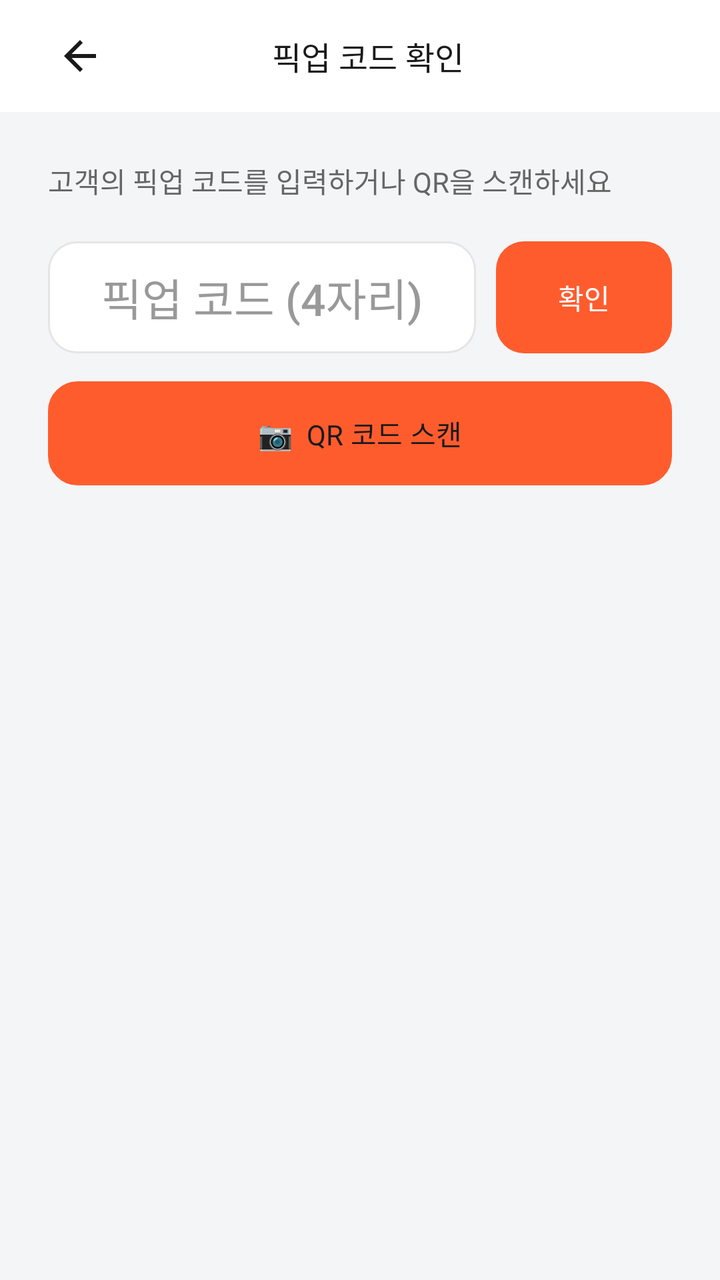
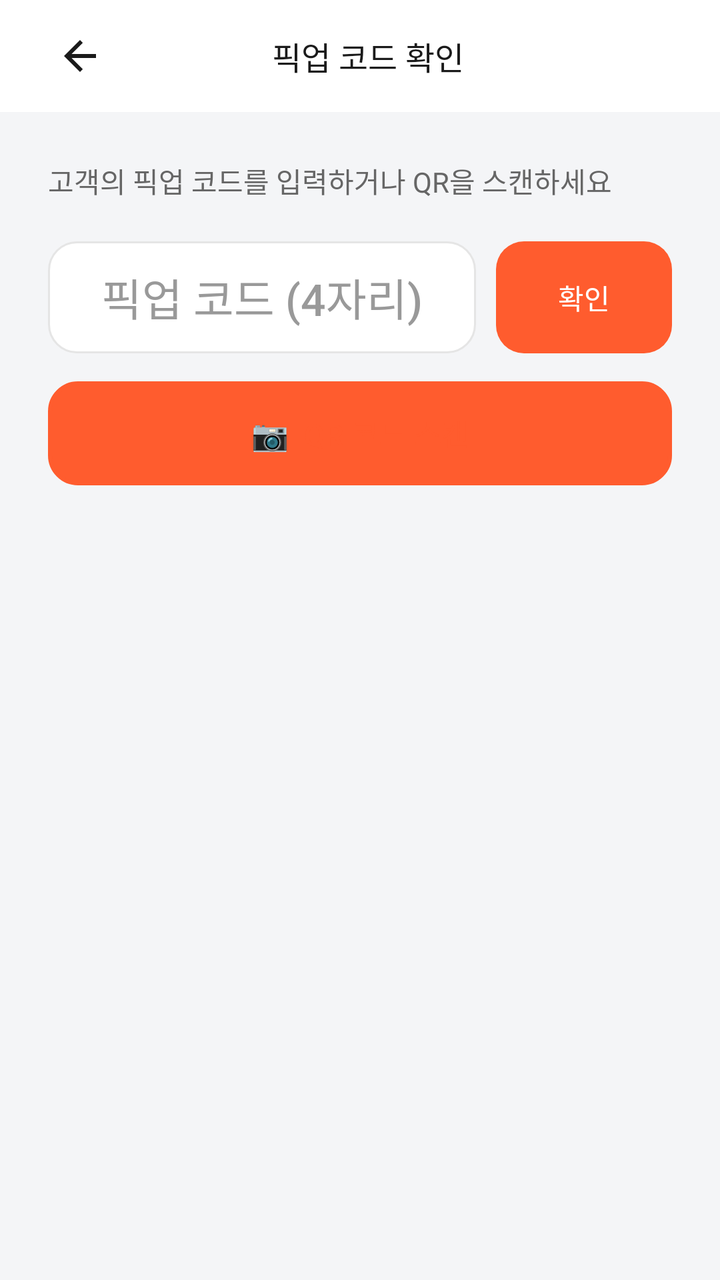

Compare the two renders of this Android layout. The source of the first and the diff that turns it into the second are given below.
<!-- AndroidManifest.xml: application theme Theme.Deuktemsiru_seller -->
<!-- res/layout/activity_pickup_verify.xml -->
<?xml version="1.0" encoding="utf-8"?>
<ScrollView
    xmlns:android="http://schemas.android.com/apk/res/android"
    android:layout_width="match_parent"
    android:layout_height="match_parent"
    android:background="@color/surface"
    android:fillViewport="true">

    <LinearLayout
        android:layout_width="match_parent"
        android:layout_height="wrap_content"
        android:orientation="vertical">

        
        <LinearLayout
            android:layout_width="match_parent"
            android:layout_height="56dp"
            android:orientation="horizontal"
            android:gravity="center_vertical"
            android:paddingHorizontal="16dp"
            android:background="@color/white">

            <ImageButton
                android:id="@+id/btn_back"
                android:layout_width="48dp"
                android:layout_height="48dp"
                android:src="@drawable/abc_ic_ab_back_material"
                android:tint="@color/text"
                android:background="?attr/selectableItemBackgroundBorderless"
                android:padding="12dp"
                android:scaleType="fitCenter"
                android:contentDescription="뒤로가기" />

            <TextView
                android:layout_width="0dp"
                android:layout_height="wrap_content"
                android:layout_weight="1"
                android:gravity="center"
                android:text="픽업 코드 확인"
                android:textSize="16sp"
                android:textColor="@color/text"
                android:fontFamily="sans-serif-medium" />

            <View
                android:layout_width="40dp"
                android:layout_height="40dp" />

        </LinearLayout>

        
        <LinearLayout
            android:layout_width="match_parent"
            android:layout_height="wrap_content"
            android:orientation="vertical"
            android:padding="24dp">

            <TextView
                android:layout_width="wrap_content"
                android:layout_height="wrap_content"
                android:text="고객의 픽업 코드를 입력하거나 QR을 스캔하세요"
                android:textSize="14sp"
                android:textColor="@color/text_sub"
                android:layout_marginBottom="20dp" />

            
            <LinearLayout
                android:layout_width="match_parent"
                android:layout_height="wrap_content"
                android:orientation="horizontal"
                android:gravity="center_vertical">

                <EditText
                    android:id="@+id/et_pickup_code"
                    android:layout_width="0dp"
                    android:layout_height="56dp"
                    android:layout_weight="1"
                    android:background="@drawable/bg_card_white"
                    android:hint="픽업 코드 (4자리)"
                    android:inputType="number"
                    android:maxLength="4"
                    android:paddingHorizontal="16dp"
                    android:singleLine="true"
                    android:textColor="@color/text"
                    android:textColorHint="@color/text_muted"
                    android:textSize="22sp"
                    android:fontFamily="sans-serif-medium"
                    android:gravity="center" />

                <Button
                    android:id="@+id/btn_verify"
                    android:layout_width="wrap_content"
                    android:layout_height="56dp"
                    android:layout_marginStart="10dp"
                    android:background="@drawable/bg_button_primary"
                    android:insetTop="0dp"
                    android:insetBottom="0dp"
                    android:stateListAnimator="@null"
                    android:text="확인"
                    android:textColor="#FFFFFF"
                    android:textSize="14sp" />

            </LinearLayout>

            <Button
                android:id="@+id/btn_scan_qr"
                android:layout_width="match_parent"
                android:layout_height="52dp"
                android:layout_marginTop="14dp"
                android:background="@drawable/bg_button_outline"
                android:insetTop="0dp"
                android:insetBottom="0dp"
                android:stateListAnimator="@null"
                android:text="📷  QR 코드 스캔"
                android:textColor="@color/text"
                android:textSize="14sp" />

            
            <TextView
                android:id="@+id/tv_verify_status"
                android:layout_width="match_parent"
                android:layout_height="wrap_content"
                android:layout_marginTop="16dp"
                android:textSize="15sp"
                android:fontFamily="sans-serif-medium"
                android:gravity="center"
                android:visibility="gone" />

            
            <LinearLayout
                android:id="@+id/card_result"
                android:layout_width="match_parent"
                android:layout_height="wrap_content"
                android:orientation="vertical"
                android:background="@drawable/bg_card_white"
                android:padding="16dp"
                android:layout_marginTop="16dp"
                android:visibility="gone">

                <TextView
                    android:id="@+id/tv_result_title"
                    android:layout_width="wrap_content"
                    android:layout_height="wrap_content"
                    android:text="주문 확인됨"
                    android:textSize="15sp"
                    android:textColor="@color/text"
                    android:fontFamily="sans-serif-medium"
                    android:layout_marginBottom="6dp" />

                <TextView
                    android:id="@+id/tv_result_customer_name"
                    android:layout_width="wrap_content"
                    android:layout_height="wrap_content"
                    android:textSize="13sp"
                    android:textColor="@color/text_sub"
                    android:layout_marginBottom="6dp" />

                <TextView
                    android:id="@+id/tv_result_order_number"
                    android:layout_width="wrap_content"
                    android:layout_height="wrap_content"
                    android:textSize="13sp"
                    android:textColor="@color/text_sub" />

                <TextView
                    android:id="@+id/tv_result_items"
                    android:layout_width="wrap_content"
                    android:layout_height="wrap_content"
                    android:layout_marginTop="4dp"
                    android:textSize="13sp"
                    android:textColor="@color/text_sub" />

                <TextView
                    android:id="@+id/tv_result_amount"
                    android:layout_width="wrap_content"
                    android:layout_height="wrap_content"
                    android:layout_marginTop="4dp"
                    android:textSize="14sp"
                    android:textColor="@color/text"
                    android:fontFamily="sans-serif-medium" />

                <Button
                    android:id="@+id/btn_complete"
                    android:layout_width="match_parent"
                    android:layout_height="48dp"
                    android:layout_marginTop="14dp"
                    android:background="@drawable/bg_button_primary"
                    android:insetTop="0dp"
                    android:insetBottom="0dp"
                    android:stateListAnimator="@null"
                    android:text="픽업 완료 처리"
                    android:textColor="#FFFFFF"
                    android:textSize="14sp"
                    android:fontFamily="sans-serif-medium" />

            </LinearLayout>

            
            <LinearLayout
                android:id="@+id/card_completed"
                android:layout_width="match_parent"
                android:layout_height="wrap_content"
                android:orientation="vertical"
                android:background="@drawable/bg_card_white"
                android:padding="16dp"
                android:layout_marginTop="16dp"
                android:visibility="gone">

                <TextView
                    android:layout_width="wrap_content"
                    android:layout_height="wrap_content"
                    android:text="🎉 픽업 완료!"
                    android:textSize="15sp"
                    android:textColor="#2E7D32"
                    android:fontFamily="sans-serif-medium"
                    android:layout_marginBottom="12dp" />

                <LinearLayout
                    android:layout_width="match_parent"
                    android:layout_height="wrap_content"
                    android:orientation="horizontal"
                    android:gravity="center_vertical">

                    <TextView
                        android:id="@+id/tv_completed_emoji"
                        android:layout_width="44dp"
                        android:layout_height="44dp"
                        android:gravity="center"
                        android:textSize="26sp"
                        android:background="@drawable/bg_rounded_muted"
                        android:layout_marginEnd="12dp" />

                    <LinearLayout
                        android:layout_width="0dp"
                        android:layout_height="wrap_content"
                        android:layout_weight="1"
                        android:orientation="vertical">

                        <TextView
                            android:id="@+id/tv_completed_name"
                            android:layout_width="wrap_content"
                            android:layout_height="wrap_content"
                            android:textSize="14sp"
                            android:textColor="@color/text"
                            android:fontFamily="sans-serif-medium" />

                        <TextView
                            android:id="@+id/tv_completed_status"
                            android:layout_width="wrap_content"
                            android:layout_height="wrap_content"
                            android:text="픽업 완료"
                            android:textSize="12sp"
                            android:textColor="#2E7D32"
                            android:layout_marginTop="2dp" />

                    </LinearLayout>

                    <TextView
                        android:id="@+id/tv_completed_amount"
                        android:layout_width="wrap_content"
                        android:layout_height="wrap_content"
                        android:textSize="14sp"
                        android:textColor="@color/text"
                        android:fontFamily="sans-serif-medium" />

                </LinearLayout>

            </LinearLayout>

        </LinearLayout>

    </LinearLayout>

</ScrollView>
<!-- resources referenced by this layout -->
<resources>
  <color name="surface">#FFF4F5F7</color>
  <color name="text">#FF1A1A1A</color>
  <color name="text_muted">#FF999999</color>
  <color name="text_sub">#FF666666</color>
  <color name="white">#FFFFFFFF</color>
  <!-- drawable bg_button_outline (drawable) -->
  <?xml version="1.0" encoding="utf-8"?>
  
  <shape xmlns:android="http://schemas.android.com/apk/res/android"
      android:shape="rectangle">
      <solid android:color="#FFFFFF" />
      <stroke android:width="1.5dp" android:color="#E5E5E5" />
      <corners android:radius="14dp" />
  </shape>
  <!-- drawable bg_button_primary (drawable) -->
  <?xml version="1.0" encoding="utf-8"?>
  
  <shape xmlns:android="http://schemas.android.com/apk/res/android"
      android:shape="rectangle">
      <solid android:color="#FF5C2E" />
      <corners android:radius="14dp" />
  </shape>
  <!-- drawable bg_card_white (drawable) -->
  <?xml version="1.0" encoding="utf-8"?>
  
  <shape xmlns:android="http://schemas.android.com/apk/res/android"
      android:shape="rectangle">
      <solid android:color="#FFFFFF" />
      <stroke android:width="1dp" android:color="#E5E5E5" />
      <corners android:radius="14dp" />
  </shape>
  <!-- drawable bg_rounded_muted (drawable) -->
  <?xml version="1.0" encoding="utf-8"?>
  
  <shape xmlns:android="http://schemas.android.com/apk/res/android"
      android:shape="rectangle">
      <solid android:color="#F0F0F0" />
      <corners android:radius="8dp" />
  </shape>
  <style name="Theme.Deuktemsiru_seller" parent="Base.Theme.Deuktemsiru_seller" />
  <style name="Base.Theme.Deuktemsiru_seller" parent="Theme.Material3.Light.NoActionBar">
          <item name="colorPrimary">@color/primary</item>
          <item name="colorPrimaryVariant">@color/primary_dark</item>
          <item name="colorOnPrimary">@color/white</item>
          <item name="colorSurface">@color/surface</item>
          <item name="android:colorBackground">@color/surface</item>
          <item name="android:fontFamily">sans-serif</item>
          <item name="bottomNavigationStyle">@style/Widget.App.BottomNav</item>
      </style>
  <color name="primary">#FFFF5C2E</color>
  <color name="primary_dark">#FF6B2B12</color>
  <style name="Widget.App.BottomNav" parent="Widget.Material3.BottomNavigationView">
          <item name="itemIconTint">@color/bottom_nav_color</item>
          <item name="itemTextColor">@color/bottom_nav_color</item>
          <item name="itemActiveIndicatorStyle">@style/Widget.App.ActiveIndicator</item>
      </style>
  <style name="Widget.App.ActiveIndicator" parent="Widget.Material3.BottomNavigationView.ActiveIndicator">
          <item name="android:color">@color/primary_light</item>
      </style>
  <color name="primary_light">#FFFFEDE5</color>
</resources>

<!-- the commit's change to res/layout/activity_pickup_verify.xml (unified diff, before → after) -->
@@ -106,13 +106,14 @@
                 android:layout_width="match_parent"
                 android:layout_height="52dp"
                 android:layout_marginTop="14dp"
-                android:background="@drawable/bg_button_outline"
+                android:background="@drawable/bg_button_outline_orange"
                 android:insetTop="0dp"
                 android:insetBottom="0dp"
                 android:stateListAnimator="@null"
                 android:text="📷  QR 코드 스캔"
-                android:textColor="@color/text"
-                android:textSize="14sp" />
+                android:textColor="@color/primary"
+                android:textSize="15sp"
+                android:fontFamily="sans-serif-medium" />
 
             
             <TextView
<!-- resource entries referenced after the edit -->
@@ -5,13 +5,12 @@
   <color name="text_muted">#FF999999</color>
   <color name="text_sub">#FF666666</color>
   <color name="white">#FFFFFFFF</color>
-  <!-- drawable bg_button_outline (drawable) -->
+  <!-- drawable bg_button_outline_orange (drawable) -->
   <?xml version="1.0" encoding="utf-8"?>
-  
   <shape xmlns:android="http://schemas.android.com/apk/res/android"
       android:shape="rectangle">
       <solid android:color="#FFFFFF" />
-      <stroke android:width="1.5dp" android:color="#E5E5E5" />
+      <stroke android:width="2dp" android:color="#FF5C2E" />
       <corners android:radius="14dp" />
   </shape>
   <!-- drawable bg_button_primary (drawable) -->
